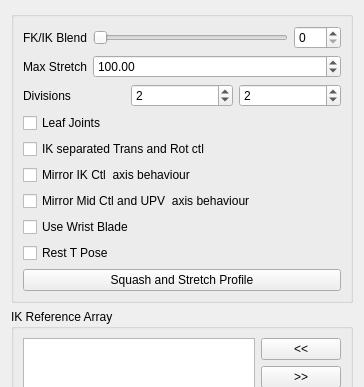
Above: release/scripts/mgear/shifter_epic_components/EPIC_arm_02/settingsUI.ui from mgear-dev/mgear4 before the change; both pictures show x 0 to 364 and y 0 to 387 of the 364 by 1028 pixel window. Below: the same form after it.
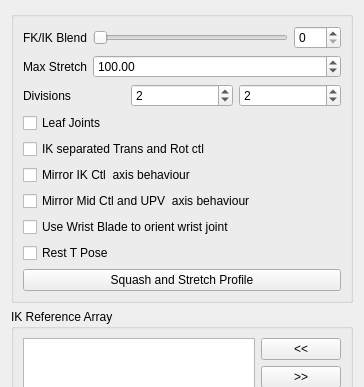
That is the form after the change.

Patch:
```diff
--- a/release/scripts/mgear/shifter_epic_components/EPIC_arm_02/settingsUI.ui
+++ b/release/scripts/mgear/shifter_epic_components/EPIC_arm_02/settingsUI.ui
@@ -184,7 +184,7 @@
            <string>This option set the axis of the mid CTL (elbow) and the up vector control to move in a mirror behaviour </string>
           </property>
           <property name="text">
-           <string>Use Wrist Blade</string>
+           <string>Use Wrist Blade to orient wrist joint</string>
           </property>
          </widget>
         </item>
```
Left out of the diff: 6 changed lines with no effect on the pictures.
